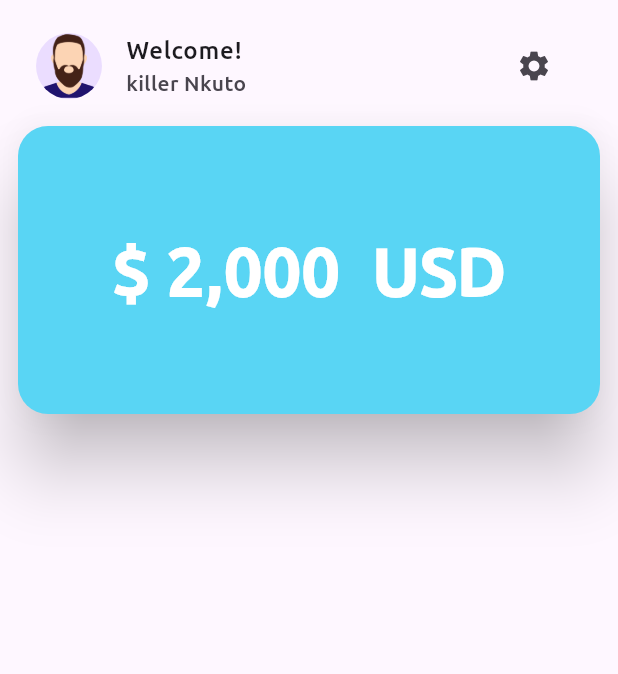
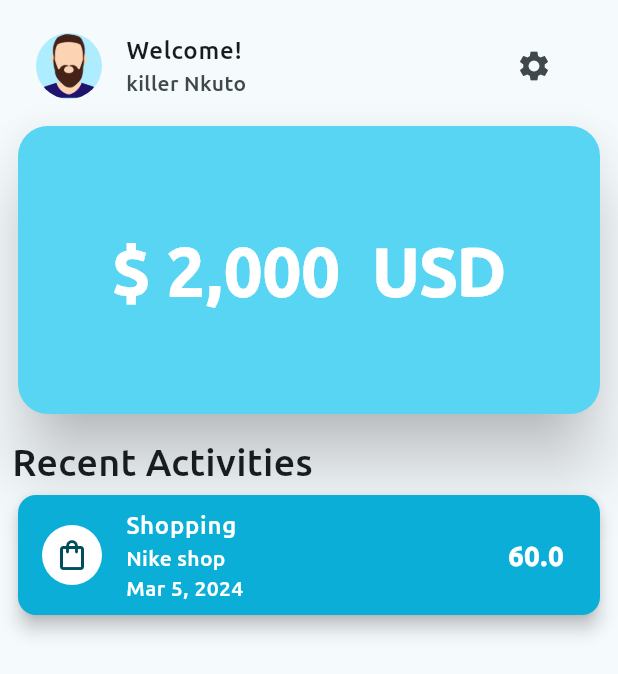
Before and after one commit to kwame70/expenses_app, a Flutter app: the screen it shows after launch, on a phone screen of 412 x 824 dp. Shown: the top 674 px of the screen. Run offline on Flutter 3.47's test engine with Material 3 defaults, Android fonts, the phone set to English and light mode, and no system bars.

Commit message:
Recent activities card added

```diff
--- a/lib/main.dart
+++ b/lib/main.dart
@@ -1,5 +1,4 @@
 import 'package:expense_tracker/pages/home_page.dart';
-import 'package:expense_tracker/pages/sign_in.dart';
 import 'package:flutter/material.dart';
 
 void main() {
@@ -24,7 +23,9 @@ class MyApp extends StatelessWidget {
           enabledBorder: border,
           focusedBorder: border,
         ),
-        colorScheme: ColorScheme.fromSeed(seedColor: Colors.deepPurple),
+        colorScheme: ColorScheme.fromSeed(
+          seedColor: const Color.fromRGBO(89, 213, 244, 1),
+        ),
         useMaterial3: true,
       ),
       home: const HomePage(),
--- a/lib/pages/home_page.dart
+++ b/lib/pages/home_page.dart
@@ -1,3 +1,4 @@
+import 'package:expense_tracker/widgets/activity_card.dart';
 import 'package:expense_tracker/widgets/card_widget.dart';
 import 'package:flutter/material.dart';
 
@@ -11,6 +12,7 @@ class HomePage extends StatelessWidget {
         child: Padding(
           padding: const EdgeInsets.all(8.0),
           child: Column(
+            crossAxisAlignment: CrossAxisAlignment.start,
             children: [
               ListTile(
                 title: const Text("Welcome!"),
@@ -25,6 +27,18 @@ class HomePage extends StatelessWidget {
                 ),
               ),
               const MyCard(totalExp: "\$ 2,000  USD"),
+              const SizedBox(
+                height: 10,
+              ),
+              const Text(
+                "Recent Activities",
+                style: TextStyle(fontSize: 25),
+              ),
+              const ActivityCard(
+                  category: "Shopping",
+                  icon: Icons.shopping_bag_outlined,
+                  notes: "Nike shop",
+                  amount: 60)
             ],
           ),
         ),
--- /dev/null
+++ b/lib/widgets/activity_card.dart
@@ -0,0 +1,53 @@
+import 'package:flutter/material.dart';
+import 'package:intl/intl.dart';
+
+class ActivityCard extends StatelessWidget {
+  const ActivityCard({
+    super.key,
+    required this.category,
+    required this.icon,
+    required this.notes,
+    required this.amount,
+  });
+
+  final IconData icon;
+  final String category;
+  final String notes;
+  final double amount;
+
+  @override
+  Widget build(BuildContext context) {
+    const TextStyle color = TextStyle(color: Colors.white);
+
+    final DateTime now = DateTime.now();
+    DateFormat formatter = DateFormat.yMMMd();
+    String formattedDate = formatter.format(now);
+
+    return Card(
+      color: const Color.fromARGB(255, 11, 174, 215),
+      elevation: 5,
+      child: ListTile(
+        leading: CircleAvatar(
+          backgroundColor: Colors.white,
+          child: Icon(icon),
+        ),
+        title: Text(
+          category,
+          style: color,
+        ),
+        subtitle: Text(
+          "$notes \n$formattedDate",
+          style: color,
+        ),
+        trailing: Text(
+          amount.toString(),
+          style: const TextStyle(
+            fontSize: 18,
+            fontWeight: FontWeight.bold,
+            color: Colors.white,
+          ),
+        ),
+      ),
+    );
+  }
+}
--- a/pubspec.yaml
+++ b/pubspec.yaml
@@ -35,6 +35,7 @@ dependencies:
   # The following adds the Cupertino Icons font to your application.
   # Use with the CupertinoIcons class for iOS style icons.
   cupertino_icons: ^1.0.2
+  intl: ^0.19.0
 
 dev_dependencies:
   flutter_test:
```
Also changed, not shown: pubspec.lock.
